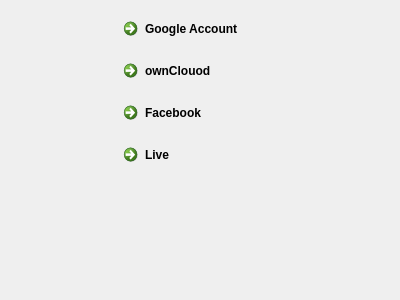
Qt form src/types.ui (KDE/kaccounts-integration) before a commit.
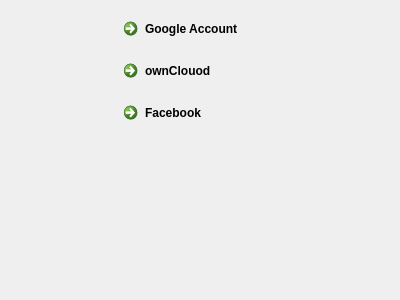
The same form after that commit. Icons and pictures are not drawn.

Commit message: Remove live button

```diff
--- a/src/types.ui
+++ b/src/types.ui
@@ -83,24 +83,6 @@
        </property>
       </widget>
      </item>
-     <item>
-      <widget class="QCommandLinkButton" name="liveBtn">
-       <property name="text">
-        <string>Live</string>
-       </property>
-       <property name="icon">
-        <iconset theme="im-msn">
-         <normaloff/>
-        </iconset>
-       </property>
-       <property name="iconSize">
-        <size>
-         <width>32</width>
-         <height>32</height>
-        </size>
-       </property>
-      </widget>
-     </item>
      <item>
       <spacer name="verticalSpacer">
        <property name="orientation">
```
The commit also changes 1 other file.
